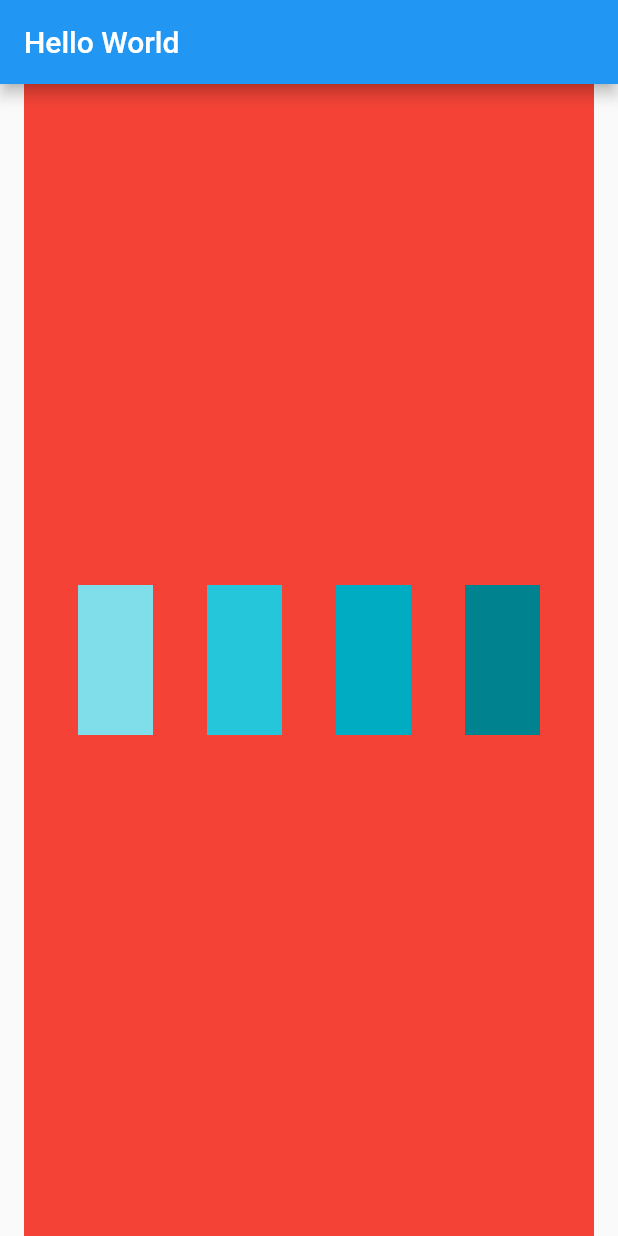
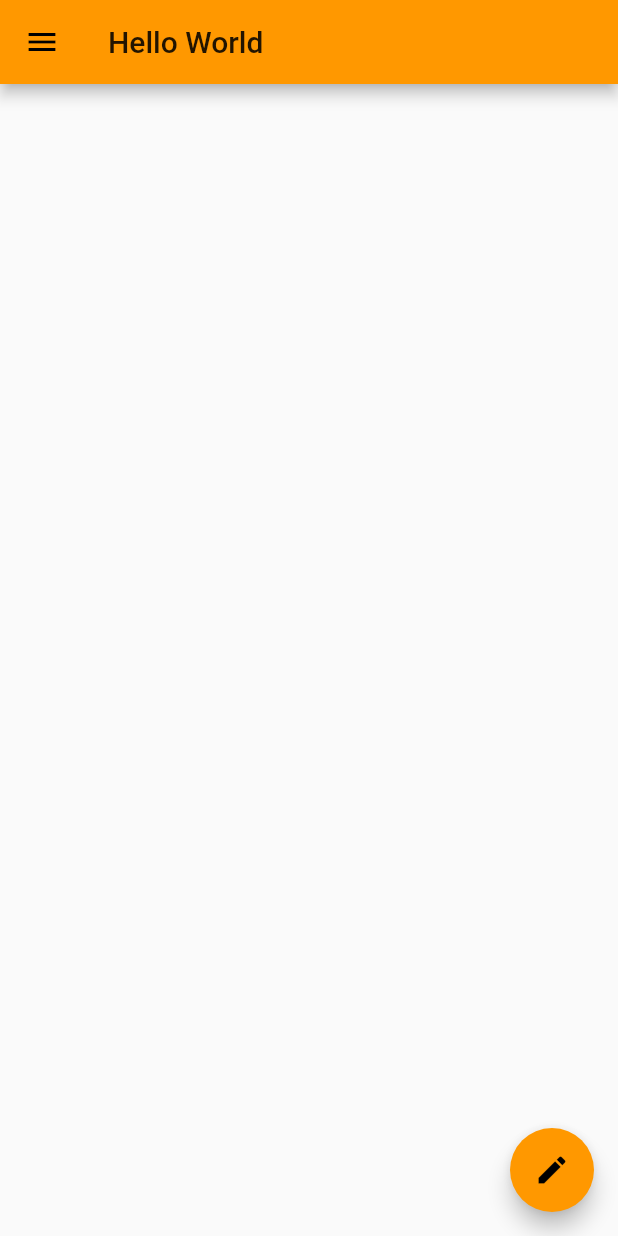
Before and after one commit to hayat-tamboli/flutter-first-steps, a Flutter app: the screen it shows after launch, on a phone screen of 412 x 824 dp. Run offline on Flutter 3.47's test engine with Material 2 defaults, Android fonts, the phone set to English and light mode, and no system bars.

Commit message:
explored drawer and listview

```diff
--- a/lib/main.dart
+++ b/lib/main.dart
@@ -5,6 +5,9 @@ void main() {
   runApp(MaterialApp(
     title: "my App",
     home: HomePage(),
+    theme: ThemeData(
+      primarySwatch: Colors.orange,
+    ),
   ));
 }
 
@@ -17,41 +20,54 @@ class HomePage extends StatelessWidget {
       ),
       body: Padding(
         padding: const EdgeInsets.fromLTRB(16, 0, 16, 0),
-          child: Container(
-            width: MediaQuery.of(context).size.width,
-            height: MediaQuery.of(context).size.height,
-            color: Colors.red,
-            child: Row(
-              mainAxisAlignment: MainAxisAlignment.spaceEvenly,
-              crossAxisAlignment: CrossAxisAlignment.center,
+        child: Container(),
+      ),
+      drawer: Drawer(
+        child: ListView(
+          padding: EdgeInsets.all(0),
           children: [
-                Container(
-                  color: Colors.cyan[200],
-                  width: 50,
-                  height: 100,
-                  padding: const EdgeInsets.all(20),
+            // DrawerHeader(
+            //     child: Text("Headspace",
+            //         style: TextStyle(
+            //           fontSize: 24,
+            //         )),
+            //     decoration: BoxDecoration(
+            //         color: Colors.deepOrangeAccent[100],
+            //         borderRadius: BorderRadius.only(
+            //             bottomRight: Radius.circular(10),
+            //             bottomLeft: Radius.circular(10)))),
+            UserAccountsDrawerHeader(
+              accountName: Text("Hayat"),
+              accountEmail: Text("hayat.tamboli@gmail.com"),
+              // currentAccountPicture: Image.network(
+              //     "https://assets.codepen.io/3996536/internal/avatars/users/default.png?format=auto&height=512&version=1578931840&width=512"),
+              currentAccountPicture: CircleAvatar(
+                backgroundImage: NetworkImage(
+                    "https://assets.codepen.io/3996536/internal/avatars/users/default.png?format=auto&height=512&version=1578931840&width=512"),
               ),
-                Container(
-                  color: Colors.cyan[400],
-                  width: 50,
-                  height: 100,
-                  padding: const EdgeInsets.all(20),
             ),
-                Container(
-                  color: Colors.cyan[600],
-                  width: 50,
-                  height: 100,
-                  padding: const EdgeInsets.all(20),
+            ListTile(
+              leading: Icon(Icons.account_circle),
+              title: Text("Hayat"),
+              subtitle: Text("your account"),
+              trailing: Icon(Icons.edit),
             ),
-                Container(
-                  color: Colors.cyan[800],
-                  width: 50,
-                  height: 100,
-                  padding: const EdgeInsets.all(20),
-                )
+            ListTile(
+              leading: Icon(Icons.add_circle),
+              title: Text("Add"),
+              subtitle: Text("Add your post"),
+            ),
+            ListTile(
+              leading: Icon(Icons.notifications),
+              title: Text("Notifications"),
+            ),
           ],
         ),
       ),
-        ));
+      floatingActionButton: FloatingActionButton(
+        onPressed: () {},
+        child: Icon(Icons.edit),
+      ),
+    );
   }
 }
```
Lines whose indentation alone changed are shown as unchanged.
